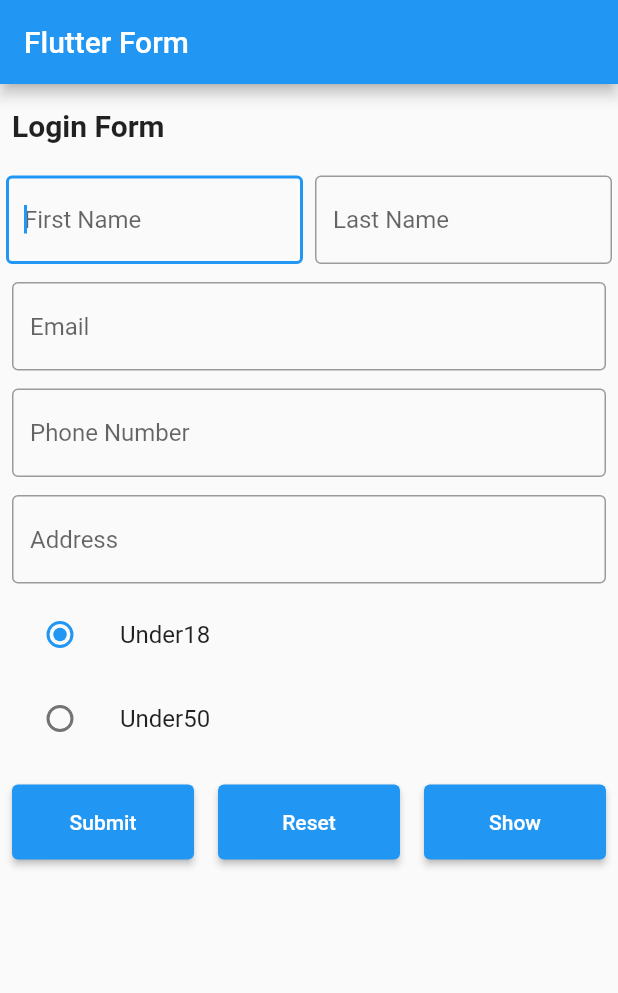
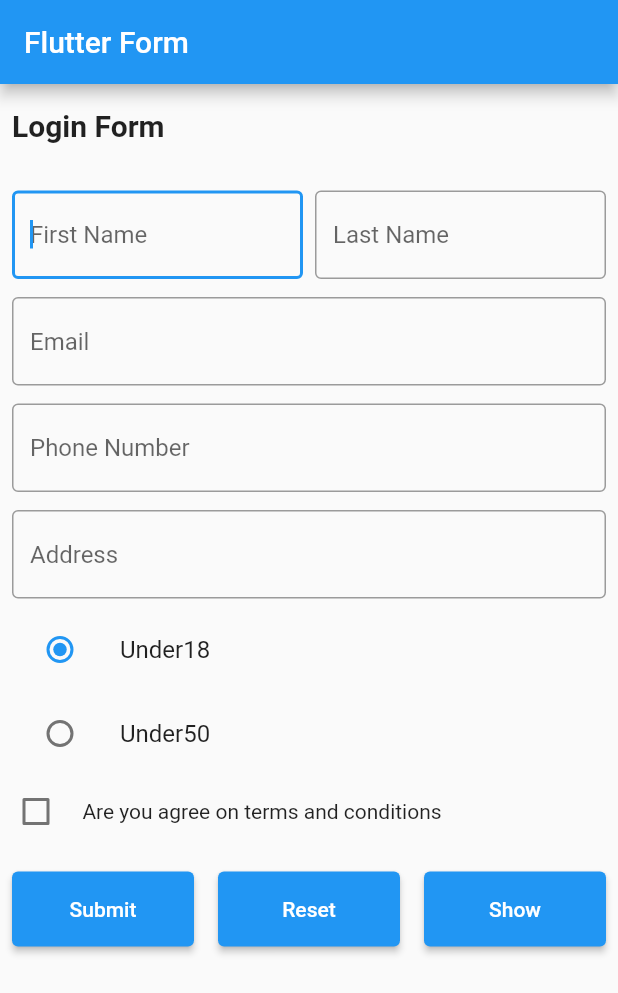
Before and after one commit to MUmerYasin/flutter_test_01, a Flutter app: the screen it shows after launch, on a phone screen of 412 x 824 dp. Shown: the top 993 px of the screen. Run offline on Flutter 3.47's test engine with Material 2 defaults, Android fonts, the light colour scheme and no system bars; our stand-ins replace flutter_neumorphic, flutter_spinkit, font_awesome_flutter, share, validators.

Commit message:
Add Checkbox in Form for agree term and condition

```diff
--- a/lib/formTestings.dart
+++ b/lib/formTestings.dart
@@ -48,6 +48,7 @@
   final addressController = TextEditingController();
 
   SingingCharacter? _character = SingingCharacter.Under18;
+  bool isChecked = false;
 
 
   @override
@@ -89,8 +90,7 @@
               children: [
                 Expanded(
                   child: Padding(
-                    padding: const EdgeInsets.symmetric(
-                        vertical: 16.0, horizontal: 8.0),
+                    padding: const EdgeInsets.fromLTRB(8.0, 16.0, 8.0, 16.0),
                     child: Text(
                       'Login Form',
                       style: TextStyle(
@@ -109,8 +109,7 @@
                 /// first name
                 Expanded(
                   child: Padding(
-                    padding: const EdgeInsets.symmetric(
-                        vertical: 6.0, horizontal: 4.0),
+                    padding: const EdgeInsets.fromLTRB(8.0, 16.0, 4.0, 6.0),
                     child: TextFormField(
                       controller: fNameController,
                       autovalidateMode: AutovalidateMode.onUserInteraction,
@@ -140,8 +139,7 @@
                 /// last name
                 Expanded(
                   child: Padding(
-                    padding: const EdgeInsets.symmetric(
-                        vertical: 6.0, horizontal: 4.0),
+                    padding: const EdgeInsets.fromLTRB(4.0, 16.0, 8.0, 6.0),
                     child: TextFormField(
                       controller: lNameController,
                       autovalidateMode: AutovalidateMode.onUserInteraction,
@@ -250,6 +248,8 @@
             //   ],
             // ),
 
+
+
             /// Radio Button
 
             Row(
@@ -286,6 +286,38 @@
               ],
             ),
 
+            /// Checkbox
+            Row(
+              mainAxisAlignment: MainAxisAlignment.spaceEvenly,
+              children: [
+                // Color getColor(Set<MaterialState> states) {
+                // const Set<MaterialState> interactiveStates = <MaterialState>{
+                // MaterialState.pressed,
+                // MaterialState.hovered,
+                // MaterialState.focused,
+                // };
+                // if (states.any(interactiveStates.contains)) {
+                // return Colors.blue;
+                // }
+                // return Colors.red;
+                // }
+
+                Checkbox(
+                  checkColor: Colors.white,
+                  // fillColor: MaterialStateProperty.resolveWith(getColor),
+                  value: isChecked,
+                  onChanged: (bool? value) {
+                    setState(() {
+                      isChecked = value!;
+                    });
+                  },
+                ),
+
+                Expanded(child:
+                Text("  Are you agree on terms and conditions"),
+                    ),
+              ],
+            ),
 
             // Row(
             //   children: <Widget>[
```
